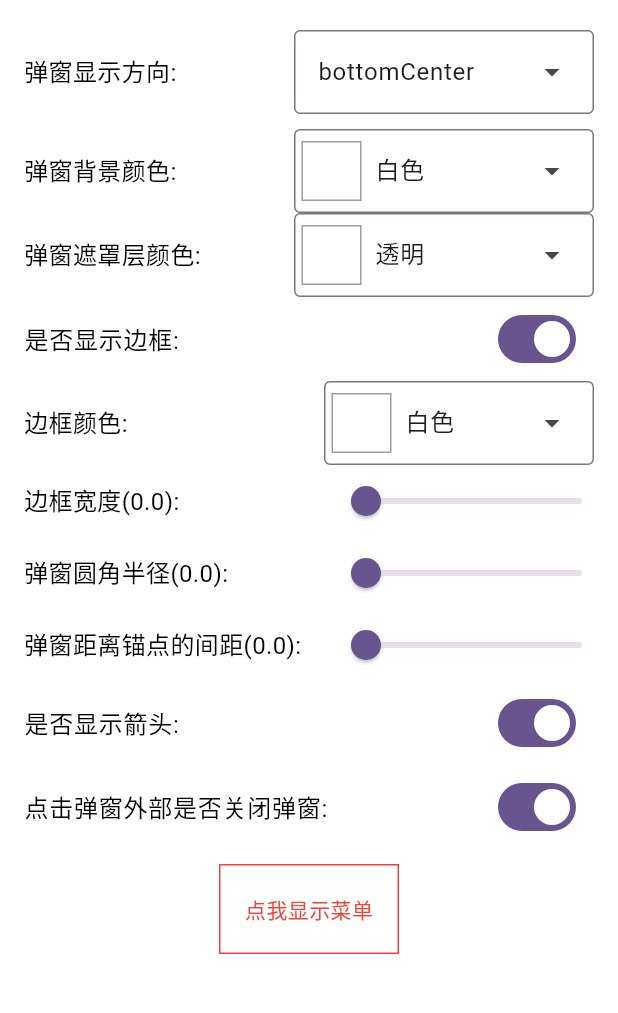
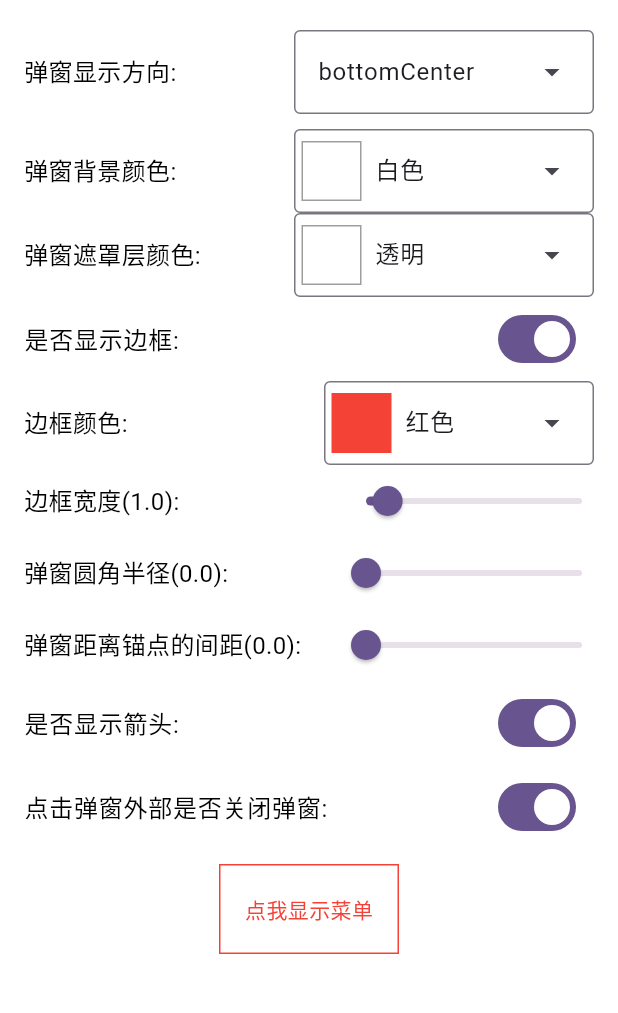
Before and after one commit to kongpf8848/bubble_popup_window, a Flutter app: the BasicExample screen opened directly, after a tap on "是否显示边框:", on a phone screen of 412 x 824 dp, the part 84-1097 px from its top. Run offline on Flutter 3.47's test engine with Material 3 defaults, Android fonts, the phone set to English and light mode, and no system bars.

Commit message:
修复边框问题

```diff
--- a/example/lib/main.dart
+++ b/example/lib/main.dart
@@ -14,6 +14,7 @@ class MyApp extends StatelessWidget {
   Widget build(BuildContext context) {
     return MaterialApp(
       title: 'Bubble PopupWindow Demo',
+      debugShowCheckedModeBanner: false,
       theme: ThemeData(
         colorScheme: ColorScheme.fromSeed(seedColor: Colors.deepPurple),
         useMaterial3: true,
@@ -127,6 +128,8 @@ class _MyHomePageState extends State<MyHomePage> {
       arrowWidth: 12.0,
       //箭头高度
       arrowHeight: 6.0,
+      //箭头半径
+      arrowRadius: 2.0,
     );
   }
 }
--- a/example/lib/pages/basic_example.dart
+++ b/example/lib/pages/basic_example.dart
@@ -10,8 +10,13 @@ class BasicExample extends StatefulWidget {
 
 class _BasicExampleState extends State<BasicExample> {
   final List<String> _menuList = ["分享", "保存", "取消"];
-  final _colorMap = {
+  final _bgColorMap = {
     "白色": Colors.white,
+    "红色": Colors.red,
+    "绿色": Colors.blue,
+    "蓝色": Colors.green,
+  };
+  final _borderColorMap = {
     "红色": Colors.red,
     "绿色": Colors.blue,
     "蓝色": Colors.green,
@@ -34,7 +39,7 @@ class _BasicExampleState extends State<BasicExample> {
   BubbleDirection _direction = BubbleDirection.bottomCenter;
   bool _showArrow = true;
   bool _showBorder = false;
-  double _borderWidth = 0.0;
+  double _borderWidth = 1.0;
   bool _dismissOnTouchOutside = true;
   double _gap = 0.0;
   double _radius = 0.0;
@@ -139,14 +144,14 @@ class _BasicExampleState extends State<BasicExample> {
                     _color = color!;
                   });
                 },
-                dropdownMenuEntries: List.generate(_colorMap.length, (index) {
+                dropdownMenuEntries: List.generate(_bgColorMap.length, (index) {
                   return DropdownMenuEntry(
-                    label: _colorMap.keys.elementAt(index),
-                    value: _colorMap.values.elementAt(index),
+                    label: _bgColorMap.keys.elementAt(index),
+                    value: _bgColorMap.values.elementAt(index),
                     leadingIcon: Container(
                       width: 40,
                       height: 40,
-                      color: _colorMap.values.elementAt(index),
+                      color: _bgColorMap.values.elementAt(index),
                     ),
                   );
                 }),
@@ -215,7 +220,7 @@ class _BasicExampleState extends State<BasicExample> {
             setState(() {
               _showBorder = newValue;
               if (newValue) {
-                _borderColor ??= _colorMap.values.first;
+                _borderColor ??= _borderColorMap.values.first;
               }
             });
           },
@@ -256,14 +261,15 @@ class _BasicExampleState extends State<BasicExample> {
                       _borderColor = color!;
                     });
                   },
-                  dropdownMenuEntries: List.generate(_colorMap.length, (index) {
+                  dropdownMenuEntries:
+                      List.generate(_borderColorMap.length, (index) {
                     return DropdownMenuEntry(
-                      label: _colorMap.keys.elementAt(index),
-                      value: _colorMap.values.elementAt(index),
+                      label: _borderColorMap.keys.elementAt(index),
+                      value: _borderColorMap.values.elementAt(index),
                       leadingIcon: Container(
                         width: 40,
                         height: 40,
-                        color: _colorMap.values.elementAt(index),
+                        color: _borderColorMap.values.elementAt(index),
                       ),
                     );
                   }),
--- a/example/lib/pages/complex_example.dart
+++ b/example/lib/pages/complex_example.dart
@@ -35,7 +35,7 @@ class _ComplexExampleState extends State<ComplexExample> {
       ChatModel('还行，最近出去旅游了', isMe: true),
       ChatModel('去哪里了啊？', isMe: false),
       ChatModel(
-          '我上周去北京玩了刚回来，当时玩的非常开心，特地总结出这篇全新北京旅游省钱攻略提供给你，希望给你带来有价值的参考。我们一共玩了3天，去了故宫、八达岭长城、圆明园、颐和园、天坛、奥林匹克公园等网红景点。',
+          '上周去北京玩了，玩的挺开心的，特地总结出这篇全新北京旅游省钱攻略提供给你，希望给你带来有价值的参考。我们一共玩了3天，去了故宫、八达岭长城、圆明园、颐和园、天坛、奥林匹克公园等网红景点。',
           isMe: true),
       ChatModel('我也想去，但没有时间', isMe: false),
       ChatModel('明白', isMe: true),
--- a/pubspec.yaml
+++ b/pubspec.yaml
@@ -1,6 +1,6 @@
 name: bubble_popup_window
 description: "A Flutter Bubble popup library, providing floating popup components with arrow indicators."
-version: 0.0.2
+version: 0.0.3
 homepage: https://github.com/kongpf8848/bubble_popup_window
 topics:
   - popup
```
Also changed, not shown: lib/src/bubble_popup_window.dart (+6 -2 lines), lib/src/bubble_shape_border.dart (+6 -6 lines), 3 other files.
